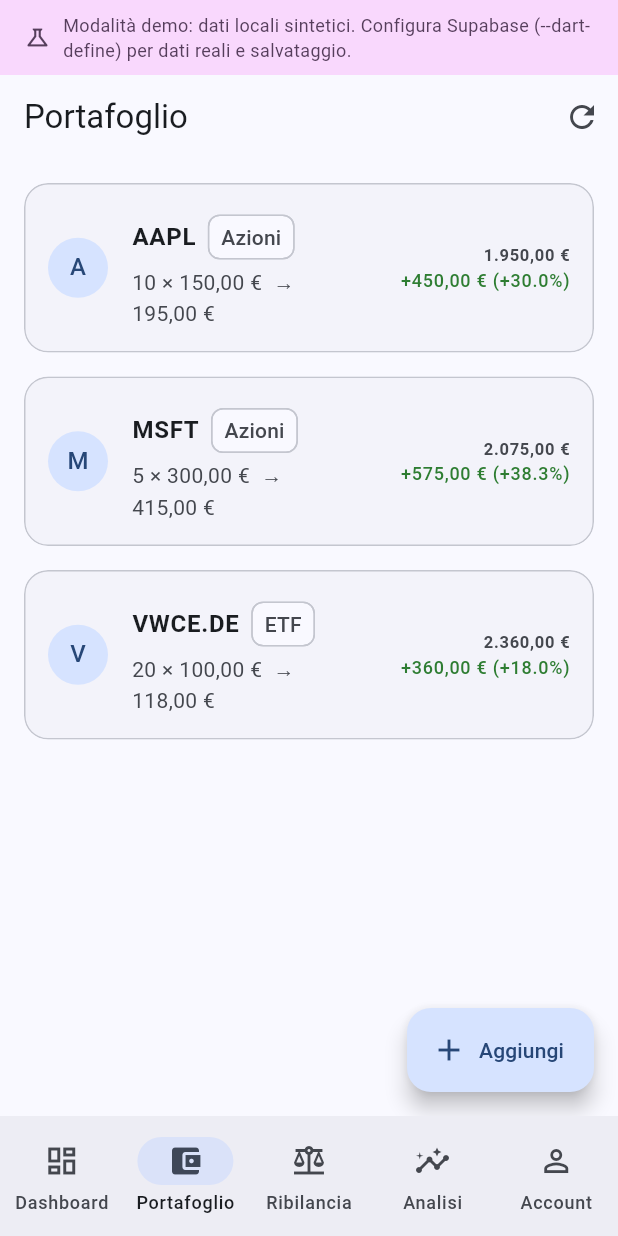
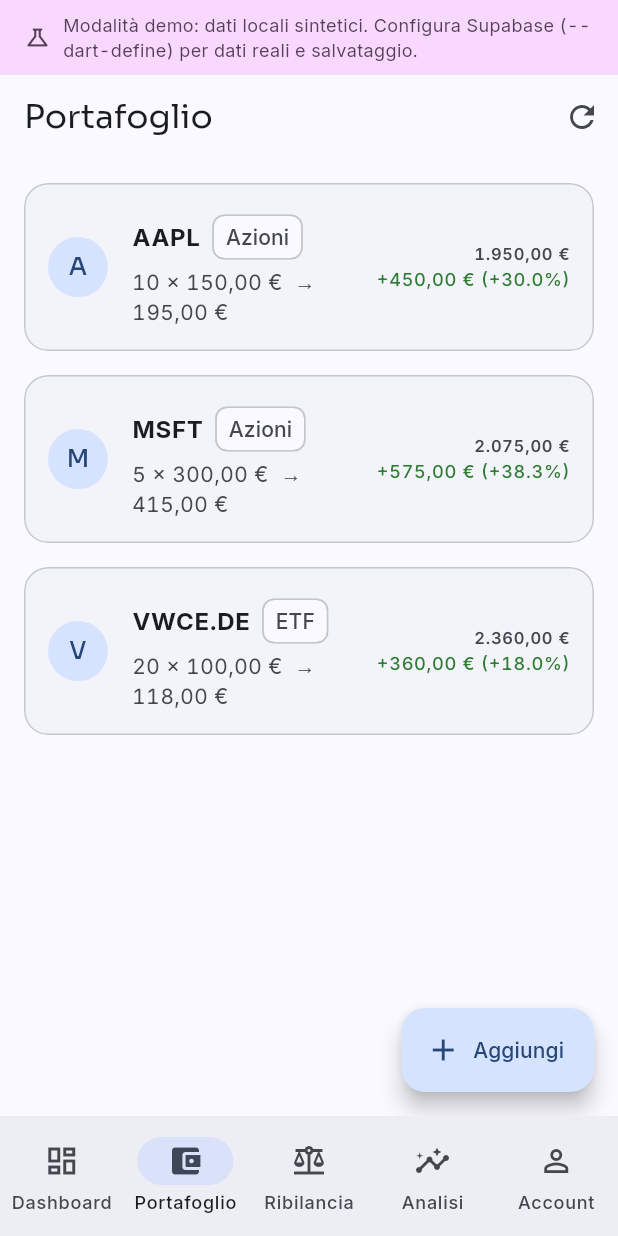
Before and after one commit to giaco-mix/wally, a Flutter app: the screen it shows after launch, item 2 of the bottom bar chosen, on a phone screen of 412 x 824 dp. Run offline on Flutter 3.47's test engine with Material 3 defaults, Android fonts, the phone set to English and light mode, and no system bars; our stand-ins replace fl_chart, flutter_riverpod, go_router, google_fonts, supabase_flutter; accounts and stored records are empty.

Commit message:
Rifiniture UX: disclaimer pervasivo, tabular figures, a11y, font brand
- A1: widget DisclaimerBanner riutilizzabile su dashboard, plan, rebalance,
  coach e stock detail (wording legale unico; perimetro educational/non
  consulenza)
- A2: tabular figures sull'intera scala tipografica (cifre incolonnate nelle
  tabelle portfolio/rebalance e nei numeri del piano)
- A3: accessibilita' — Semantics su summary card, legenda allocazione,
  riepilogo testuale del performance chart, slider target ribilanciamento
- A4: font di brand Sora (heading) + Inter (body) via google_fonts

flutter analyze pulito, test verdi, build web ok.

Co-Authored-By: Claude Opus 4.8 <noreply@anthropic.com>

```diff
--- a/lib/core/theme/app_theme.dart
+++ b/lib/core/theme/app_theme.dart
@@ -1,4 +1,5 @@
 import 'package:flutter/material.dart';
+import 'package:google_fonts/google_fonts.dart';
 
 class AppTheme {
   const AppTheme._();
@@ -10,6 +11,57 @@ class AppTheme {
   static ThemeData light() => _base(Brightness.light);
   static ThemeData dark() => _base(Brightness.dark);
 
+  /// Attiva le **tabular figures** su tutta la scala tipografica: le cifre hanno
+  /// larghezza fissa e restano incolonnate nelle tabelle (portafoglio,
+  /// ribilanciamento, numeri chiave del piano). Riusato anche quando si
+  /// applicano i font brand.
+  static TextTheme withTabularFigures(TextTheme base) {
+    const features = [FontFeature.tabularFigures()];
+    TextStyle? tf(TextStyle? s) => s?.copyWith(fontFeatures: features);
+    return base.copyWith(
+      displayLarge: tf(base.displayLarge),
+      displayMedium: tf(base.displayMedium),
+      displaySmall: tf(base.displaySmall),
+      headlineLarge: tf(base.headlineLarge),
+      headlineMedium: tf(base.headlineMedium),
+      headlineSmall: tf(base.headlineSmall),
+      titleLarge: tf(base.titleLarge),
+      titleMedium: tf(base.titleMedium),
+      titleSmall: tf(base.titleSmall),
+      bodyLarge: tf(base.bodyLarge),
+      bodyMedium: tf(base.bodyMedium),
+      bodySmall: tf(base.bodySmall),
+      labelLarge: tf(base.labelLarge),
+      labelMedium: tf(base.labelMedium),
+      labelSmall: tf(base.labelSmall),
+    );
+  }
+
+  /// Tipografia di brand: **Sora** per display/headline/title (geometrico,
+  /// fintech) e **Inter** per body/label. Le tabular figures vengono applicate
+  /// in coda così le cifre restano incolonnate.
+  ///
+  /// NB: google_fonts scarica i font a runtime al primo avvio; senza rete cade
+  /// sul font di sistema. Se serve l'offline puro nella PWA, bundlare i .ttf
+  /// come asset.
+  static TextTheme _brandTextTheme(Brightness brightness) {
+    final base = ThemeData(brightness: brightness).textTheme;
+    final inter = GoogleFonts.interTextTheme(base);
+    final sora = GoogleFonts.soraTextTheme(base);
+    final merged = inter.copyWith(
+      displayLarge: sora.displayLarge,
+      displayMedium: sora.displayMedium,
+      displaySmall: sora.displaySmall,
+      headlineLarge: sora.headlineLarge,
+      headlineMedium: sora.headlineMedium,
+      headlineSmall: sora.headlineSmall,
+      titleLarge: sora.titleLarge,
+      titleMedium: sora.titleMedium,
+      titleSmall: sora.titleSmall,
+    );
+    return withTabularFigures(merged);
+  }
+
   static ThemeData _base(Brightness brightness) {
     final scheme = ColorScheme.fromSeed(
       seedColor: _seed,
@@ -18,6 +70,7 @@ class AppTheme {
     return ThemeData(
       useMaterial3: true,
       colorScheme: scheme,
+      textTheme: _brandTextTheme(brightness),
       scaffoldBackgroundColor: scheme.surface,
       cardTheme: CardThemeData(
         elevation: 0,
--- a/lib/features/coach/presentation/coach_screen.dart
+++ b/lib/features/coach/presentation/coach_screen.dart
@@ -2,6 +2,7 @@ import 'package:flutter/material.dart';
 import 'package:flutter_riverpod/flutter_riverpod.dart';
 
 import '../../../shared/format.dart';
+import '../../../shared/widgets/disclaimer_banner.dart';
 import '../../plan/providers/plan_providers.dart';
 import '../domain/behavior_tips.dart';
 import '../domain/mood.dart';
@@ -26,6 +27,7 @@ class CoachScreen extends ConsumerWidget {
           const _NotQuitterCard(),
           const SizedBox(height: 16),
           const _TipCard(),
+          const DisclaimerBanner(margin: EdgeInsets.only(top: 16)),
         ],
       ),
     );
--- a/lib/features/dashboard/presentation/dashboard_screen.dart
+++ b/lib/features/dashboard/presentation/dashboard_screen.dart
@@ -4,6 +4,7 @@ import 'package:go_router/go_router.dart';
 
 import '../../../core/theme/app_theme.dart';
 import '../../../shared/format.dart';
+import '../../../shared/widgets/disclaimer_banner.dart';
 import '../../portfolio/domain/position.dart';
 import '../../portfolio/providers/portfolio_providers.dart';
 import '../../rebalance/providers/rebalance_providers.dart';
@@ -157,6 +158,7 @@ class _DashboardBody extends StatelessWidget {
         PerformanceChart(currentValue: totalValue),
         const SizedBox(height: 16),
         const CostsCard(),
+        const DisclaimerBanner(margin: EdgeInsets.only(top: 16)),
       ],
     );
   }
--- a/lib/features/plan/presentation/plan_screen.dart
+++ b/lib/features/plan/presentation/plan_screen.dart
@@ -3,6 +3,7 @@ import 'package:flutter_riverpod/flutter_riverpod.dart';
 import 'package:go_router/go_router.dart';
 
 import '../../../shared/format.dart';
+import '../../../shared/widgets/disclaimer_banner.dart';
 import '../domain/investment_plan.dart';
 import '../providers/plan_providers.dart';
 import 'widgets/projection_chart.dart';
@@ -187,6 +188,7 @@ class _PlanView extends StatelessWidget {
           icon: const Icon(Icons.edit_outlined),
           label: const Text('Modifica il piano'),
         ),
+        const DisclaimerBanner(margin: EdgeInsets.only(top: 16)),
       ],
     );
   }
--- a/pubspec.yaml
+++ b/pubspec.yaml
@@ -42,6 +42,7 @@ dependencies:
   fl_chart: ^1.2.0
   intl: ^0.20.2
   http: ^1.6.0
+  google_fonts: ^6.2.1
 
 dev_dependencies:
   flutter_test:
```
Also changed, not shown: lib/features/analysis/presentation/stock_detail_screen.dart (+2 -12 lines), lib/features/dashboard/presentation/widgets/allocation_pie.dart (+17 -4 lines), lib/features/dashboard/presentation/widgets/performance_chart.dart (+9 -1 lines), lib/features/dashboard/presentation/widgets/summary_card.dart (+7 -1 lines), lib/features/rebalance/presentation/rebalance_screen.dart (+7 -0 lines), lib/shared/widgets/disclaimer_banner.dart (added, +70 -0 lines), pubspec.lock.
